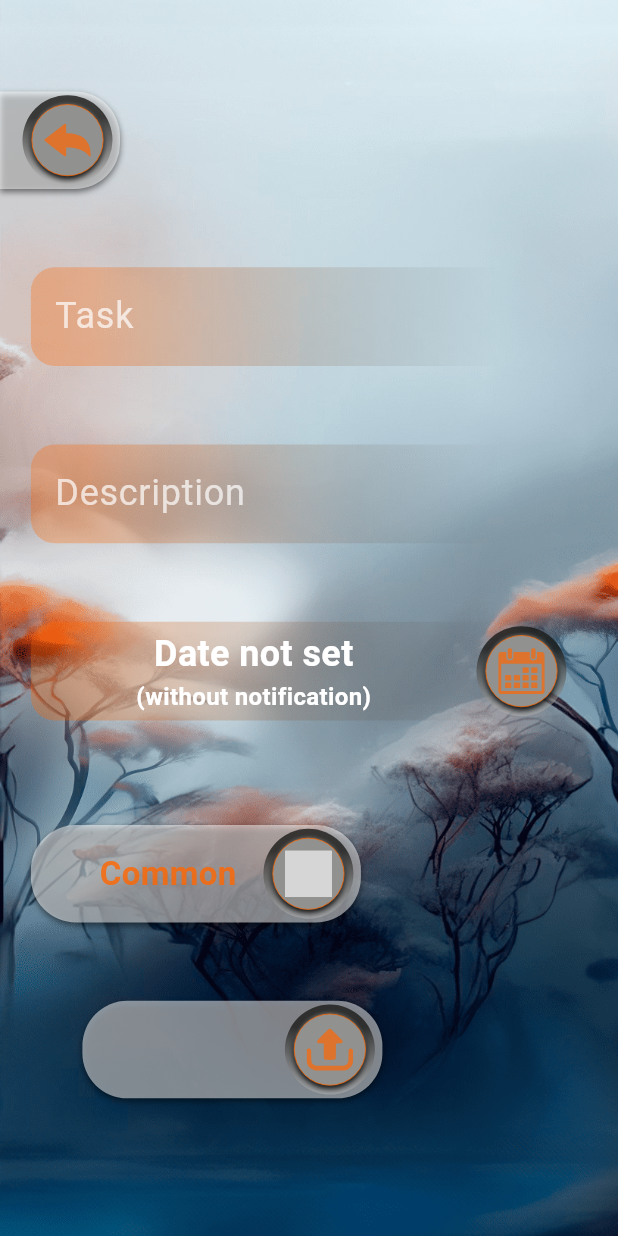
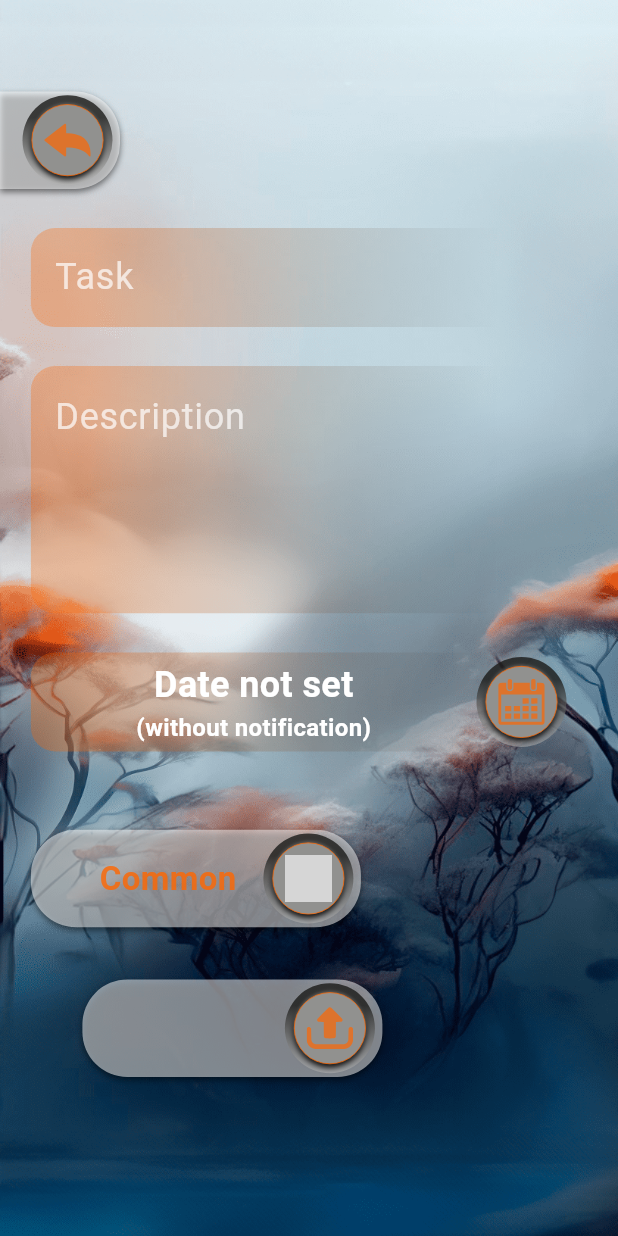
Before and after one commit to denissavishchev/today, a Flutter app: the AddTaskPage screen opened directly, on a phone screen of 412 x 824 dp. Run offline on Flutter 3.47's test engine with Material 3 defaults, Android fonts, the phone set to English and light mode, and no system bars; our stand-ins replace awesome_notifications, countup, flutter_screenutil, flutter_svg, hive, hive_flutter and 1 more; missing offline and left inert: flutter_ringtone_player, flutter_rounded_date_picker; accounts and stored records are empty; grey boxes are pictures that could not be loaded.

Commit message:
to do page refactoring

```diff
--- a/lib/pages/add_task_page.dart
+++ b/lib/pages/add_task_page.dart
@@ -63,15 +63,17 @@ class AddTaskPage extends StatelessWidget {
                             const Spacer(),
                           ],
                         ),
-                        SizedBox(height: size.height * 0.06.h,),
+                        SizedBox(height: size.height * 0.03.h,),
                         FadeTextFieldWidget(
                           textEditingController: data.titleController,
                           hintText: 'Task',),
-                        SizedBox(height: size.height * 0.06.h,),
+                        SizedBox(height: size.height * 0.03.h,),
                         FadeTextFieldWidget(
+                          height: 0.2,
+                          multiline: true,
                           textEditingController: data.descriptionController,
                           hintText: 'Description',),
-                        SizedBox(height: size.height * 0.06.h,),
+                        SizedBox(height: size.height * 0.03.h,),
                         FadeContainerWidget(
                           child: Row(
                             children: [
@@ -175,7 +177,7 @@ class AddTaskPage extends StatelessWidget {
                               ],
                             ),),
                         ),
-                        SizedBox(height: size.height * 0.06.h,),
+                        SizedBox(height: size.height * 0.04.h,),
                         Padding(
                           padding: EdgeInsets.only(left: 18.w),
                           child: Row(
@@ -206,7 +208,7 @@ class AddTaskPage extends StatelessWidget {
                             ],
                           ),
                         ),
-                        SizedBox(height: size.height * 0.06.h),
+                        SizedBox(height: size.height * 0.04.h),
                         Padding(
                           padding: EdgeInsets.only(left: 48.w),
                           child: Row(
--- a/lib/widgets/fade_textfield_widget.dart
+++ b/lib/widgets/fade_textfield_widget.dart
@@ -6,16 +6,22 @@ class FadeTextFieldWidget extends StatelessWidget {
     super.key,
     required this.textEditingController,
     required this.hintText,
+    this.height = 0.08,
+    this.multiline = false,
   });
 
   final TextEditingController textEditingController;
   final String hintText;
+  final double height;
+  final bool multiline;
 
   @override
   Widget build(BuildContext context) {
     return FadeContainerWidget(
+      height: height,
       child: TextField(
         controller: textEditingController,
+        maxLines: multiline ? 3 : 1,
         cursorColor: Colors.white,
         style: const TextStyle(fontSize: 24, color: Colors.white),
         decoration: InputDecoration(
```
Also changed, not shown: lib/providers/to_do_provider.dart (+55 -0 lines), lib/widgets/all_to_do_lists_widget.dart (+35 -26 lines), assets/fonts/Teko.ttf (deleted).
